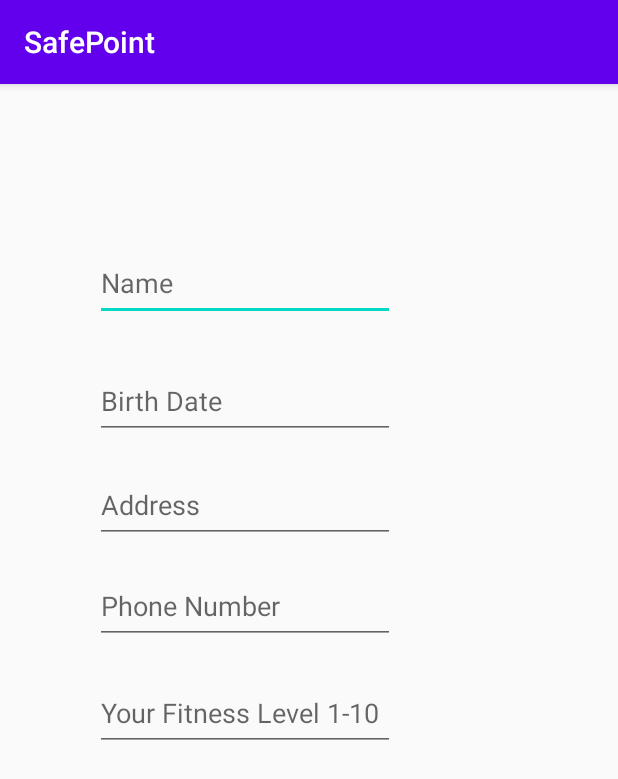
After one commit to AyalaKlein/SafePointApp, an Android app: the ProfileActivity screen opened directly, with no data from a screen before it, on a phone screen of 412 x 824 dp. The commit adds this screen. Shown: the top 779 px of the screen. Run offline under Robolectric (Android 15) with nearby library versions, the phone set to English and light mode, and no system bars.

Commit message:
profile activity

```diff
--- a/SafePoint/app/src/main/AndroidManifest.xml
+++ b/SafePoint/app/src/main/AndroidManifest.xml
@@ -9,6 +9,7 @@
         android:roundIcon="@mipmap/ic_launcher_round"
         android:supportsRtl="true"
         android:theme="@style/AppTheme">
+        <activity android:name=".ProfileActivity"></activity>
         <activity android:name=".MainActivity">
             <intent-filter>
                 <action android:name="android.intent.action.MAIN" />
--- a/SafePoint/app/src/main/java/com/example/safepoint/MainActivity.kt
+++ b/SafePoint/app/src/main/java/com/example/safepoint/MainActivity.kt
@@ -1,12 +1,19 @@
 package com.example.safepoint
 
+import android.content.Intent
 import androidx.appcompat.app.AppCompatActivity
 import android.os.Bundle
+import kotlinx.android.synthetic.main.activity_main.*
 
 class MainActivity : AppCompatActivity() {
 
     override fun onCreate(savedInstanceState: Bundle?) {
         super.onCreate(savedInstanceState)
         setContentView(R.layout.activity_main)
+
+        profileSettings.setOnClickListener {
+            startActivity(Intent(this, ProfileActivity::class.java))
+            finish()
+        }
     }
 }
--- /dev/null
+++ b/SafePoint/app/src/main/java/com/example/safepoint/ProfileActivity.kt
@@ -0,0 +1,12 @@
+package com.example.safepoint
+
+import androidx.appcompat.app.AppCompatActivity
+import android.os.Bundle
+
+class ProfileActivity : AppCompatActivity() {
+
+    override fun onCreate(savedInstanceState: Bundle?) {
+        super.onCreate(savedInstanceState)
+        setContentView(R.layout.activity_profile)
+    }
+}
--- a/SafePoint/app/src/main/res/layout/activity_main.xml
+++ b/SafePoint/app/src/main/res/layout/activity_main.xml
@@ -4,7 +4,8 @@
     xmlns:tools="http://schemas.android.com/tools"
     android:layout_width="match_parent"
     android:layout_height="match_parent"
-    tools:context=".MainActivity">
+    tools:context=".MainActivity"
+    tools:ignore="MissingConstraints" >
 
     <TextView
         android:layout_width="wrap_content"
@@ -15,4 +16,13 @@
         app:layout_constraintRight_toRightOf="parent"
         app:layout_constraintTop_toTopOf="parent" />
 
+    <Button
+        android:id="@+id/profileSettings"
+        android:layout_width="wrap_content"
+        android:layout_height="wrap_content"
+        android:text="Profile Settings"
+        tools:layout_editor_absoluteX="32dp"
+        tools:layout_editor_absoluteY="32dp"
+        android:pointerIcon="no_drop"/>
+
 </androidx.constraintlayout.widget.ConstraintLayout>
--- /dev/null
+++ b/SafePoint/app/src/main/res/layout/activity_profile.xml
@@ -0,0 +1,82 @@
+<?xml version="1.0" encoding="utf-8"?>
+<androidx.constraintlayout.widget.ConstraintLayout xmlns:android="http://schemas.android.com/apk/res/android"
+    xmlns:app="http://schemas.android.com/apk/res-auto"
+    xmlns:tools="http://schemas.android.com/tools"
+    android:layout_width="match_parent"
+    android:layout_height="match_parent"
+    tools:context=".ProfileActivity"
+    tools:ignore="MissingConstraints,ContentDescription" >
+
+
+    <EditText
+        android:id="@+id/eName"
+        android:layout_width="200dp"
+        android:layout_height="50dp"
+        android:ems="10"
+        android:hint="@string/eUserName"
+        android:inputType="textEmailAddress"
+        app:layout_constraintBottom_toBottomOf="parent"
+        app:layout_constraintEnd_toEndOf="parent"
+        app:layout_constraintHorizontal_bias="0.3"
+        app:layout_constraintStart_toStartOf="parent"
+        app:layout_constraintTop_toTopOf="parent"
+        app:layout_constraintVertical_bias="0.15" />
+
+    <EditText
+        android:id="@+id/eBirthDate"
+        android:layout_width="200dp"
+        android:layout_height="50dp"
+        android:ems="10"
+        android:hint="@string/eBirthDate"
+        android:inputType="date"
+        app:layout_constraintBottom_toBottomOf="parent"
+        app:layout_constraintEnd_toEndOf="parent"
+        app:layout_constraintHorizontal_bias="0.3"
+        app:layout_constraintStart_toStartOf="parent"
+        app:layout_constraintTop_toTopOf="parent"
+        app:layout_constraintVertical_bias="0.26" />
+
+    <EditText
+        android:id="@+id/eAddress"
+        android:layout_width="200dp"
+        android:layout_height="50dp"
+        android:ems="10"
+        android:hint="@string/eAddress"
+        android:inputType="textPostalAddress"
+        app:layout_constraintBottom_toBottomOf="parent"
+        app:layout_constraintEnd_toEndOf="parent"
+        app:layout_constraintHorizontal_bias="0.3"
+        app:layout_constraintStart_toStartOf="parent"
+        app:layout_constraintTop_toTopOf="parent"
+        app:layout_constraintVertical_bias="0.357" />
+
+    <EditText
+        android:id="@+id/ePhone"
+        android:layout_width="200dp"
+        android:layout_height="50dp"
+        android:ems="10"
+        android:inputType="phone"
+        android:hint="@string/ePhone"
+        app:layout_constraintBottom_toBottomOf="parent"
+        app:layout_constraintEnd_toEndOf="parent"
+        app:layout_constraintHorizontal_bias="0.3"
+        app:layout_constraintStart_toStartOf="parent"
+        app:layout_constraintTop_toTopOf="parent"
+        app:layout_constraintVertical_bias="0.45" />
+
+    <EditText
+        android:id="@+id/eFitness"
+        android:layout_width="200dp"
+        android:layout_height="50dp"
+        android:ems="10"
+        android:inputType="number"
+        android:hint="@string/eFitness"
+        app:layout_constraintBottom_toBottomOf="parent"
+        app:layout_constraintEnd_toEndOf="parent"
+        app:layout_constraintHorizontal_bias="0.3"
+        app:layout_constraintStart_toStartOf="parent"
+        app:layout_constraintTop_toTopOf="parent"
+        app:layout_constraintVertical_bias="0.55" />
+
+
+</androidx.constraintlayout.widget.ConstraintLayout>
--- a/SafePoint/app/src/main/res/values/strings.xml
+++ b/SafePoint/app/src/main/res/values/strings.xml
@@ -1,3 +1,8 @@
 <resources>
     <string name="app_name">SafePoint</string>
+    <string name="eUserName">Name</string>
+    <string name="eFitness">Your Fitness Level 1-10</string>
+    <string name="ePhone">Phone Number</string>
+    <string name="eAddress">Address</string>
+    <string name="eBirthDate">Birth Date</string>
 </resources>
```
